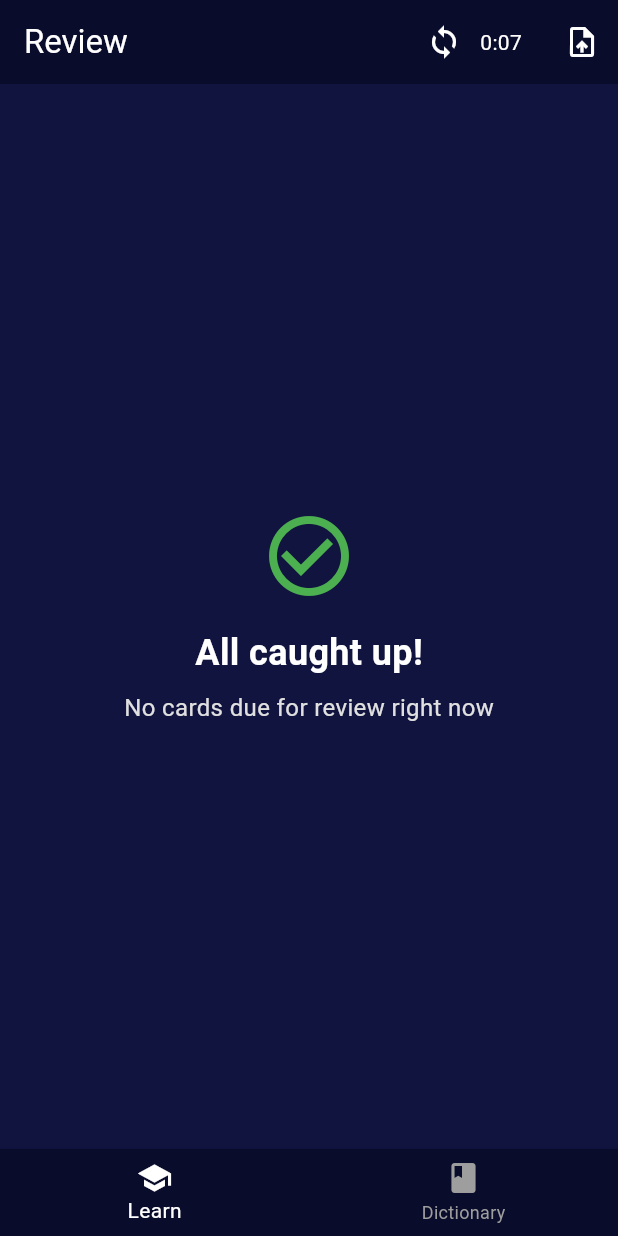
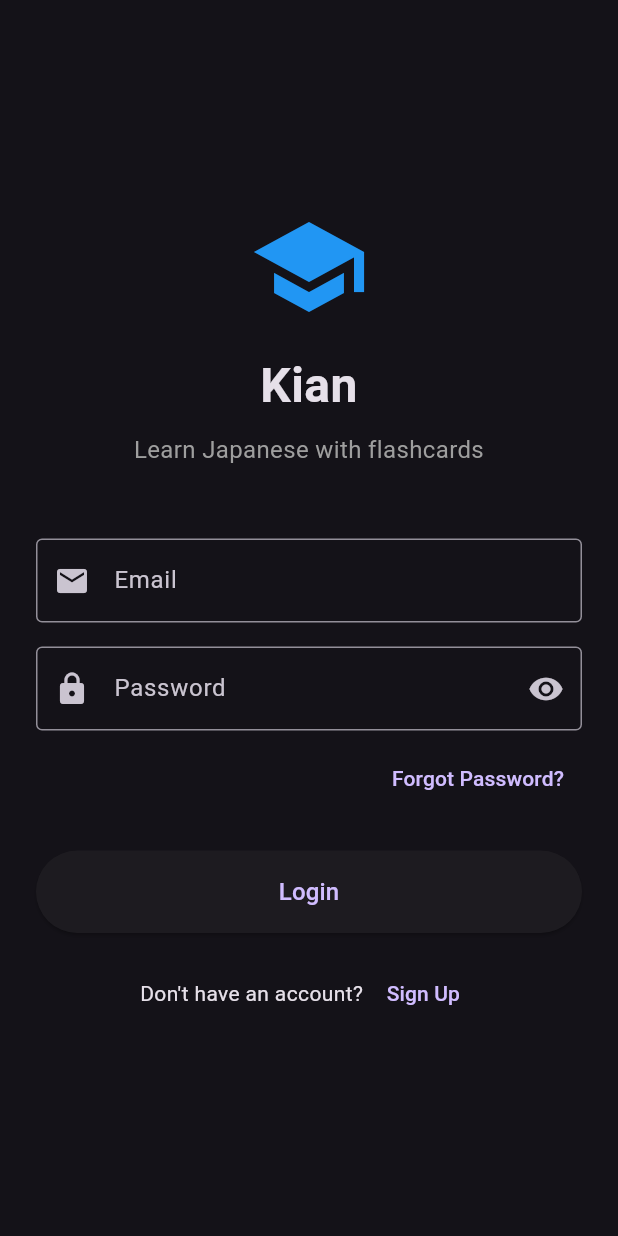
Before and after one commit to Thinhtucute/kian, a Flutter app: the screen it shows after launch, on a phone screen of 412 x 824 dp. Run offline on Flutter 3.47's test engine with Material 3 defaults, Android fonts, the phone set to English and light mode, and no system bars; our stand-ins replace flutter_dotenv, sqflite, sqflite_common_ffi, sqlite3_flutter_libs, supabase_flutter; accounts and stored records are empty.

Commit message:
auth added

```diff
--- a/lib/main.dart
+++ b/lib/main.dart
@@ -5,11 +5,13 @@ import 'package:path_provider/path_provider.dart';
 import 'package:provider/provider.dart';
 import 'screens/learn_screen.dart';
 import 'screens/dictionary_screen.dart';
+import 'screens/login_screen.dart';
 import 'helpers/dictionary_helper.dart';
 import 'helpers/fsrs/fsrs_database.dart';
 import 'helpers/fsrs_helper.dart';
 import 'models/session_model.dart';
 import 'services/cloud/supabase_service.dart';
+import 'services/cloud/auth_service.dart';
 
 void main() async {
   WidgetsFlutterBinding.ensureInitialized();
@@ -67,7 +69,37 @@ class MyApp extends StatelessWidget {
   Widget build(BuildContext context) {
     return MaterialApp(
       theme: ThemeData.dark(),
-      home: MainScreen(),
+      home: AuthWrapper(),
+    );
+  }
+}
+
+// Wrapper to handle authentication state
+class AuthWrapper extends StatelessWidget {
+  const AuthWrapper({super.key});
+
+  @override
+  Widget build(BuildContext context) {
+    return StreamBuilder(
+      stream: AuthService.authStateChanges,
+      builder: (context, snapshot) {
+        // Show loading while checking auth state
+        if (snapshot.connectionState == ConnectionState.waiting) {
+          return const Scaffold(
+            body: Center(
+              child: CircularProgressIndicator(),
+            ),
+          );
+        }
+
+        // If user is logged in, show main screen
+        if (snapshot.hasData && AuthService.isLoggedIn) {
+          return const MainScreen();
+        }
+
+        // Otherwise show login screen
+        return const LoginScreen();
+      },
     );
   }
 }
--- /dev/null
+++ b/lib/screens/login_screen.dart
@@ -0,0 +1,238 @@
+import 'package:flutter/material.dart';
+import '../services/cloud/auth_service.dart';
+import 'signup_screen.dart';
+
+class LoginScreen extends StatefulWidget {
+  const LoginScreen({super.key});
+
+  @override
+  State<LoginScreen> createState() => _LoginScreenState();
+}
+
+class _LoginScreenState extends State<LoginScreen> {
+  final _formKey = GlobalKey<FormState>();
+  final _emailController = TextEditingController();
+  final _passwordController = TextEditingController();
+  bool _isLoading = false;
+  bool _obscurePassword = true;
+
+  @override
+  void dispose() {
+    _emailController.dispose();
+    _passwordController.dispose();
+    super.dispose();
+  }
+
+  Future<void> _handleLogin() async {
+    if (!_formKey.currentState!.validate()) return;
+
+    setState(() => _isLoading = true);
+
+    try {
+      final response = await AuthService.signIn(
+        email: _emailController.text.trim(),
+        password: _passwordController.text,
+      );
+
+      if (!mounted) return;
+
+      if (response.user != null) {
+        // Login successful - navigation will be handled by auth state listener
+        ScaffoldMessenger.of(context).showSnackBar(
+          const SnackBar(content: Text('Login successful!')),
+        );
+      }
+    } catch (e) {
+      if (!mounted) return;
+      ScaffoldMessenger.of(context).showSnackBar(
+        SnackBar(
+          content: Text('Login failed: ${e.toString()}'),
+          backgroundColor: Colors.red,
+        ),
+      );
+    } finally {
+      if (mounted) {
+        setState(() => _isLoading = false);
+      }
+    }
+  }
+
+  Future<void> _handleForgotPassword() async {
+    final email = _emailController.text.trim();
+    if (email.isEmpty) {
+      ScaffoldMessenger.of(context).showSnackBar(
+        const SnackBar(content: Text('Please enter your email address')),
+      );
+      return;
+    }
+
+    try {
+      await AuthService.resetPassword(email);
+      if (!mounted) return;
+      ScaffoldMessenger.of(context).showSnackBar(
+        const SnackBar(content: Text('Password reset email sent!')),
+      );
+    } catch (e) {
+      if (!mounted) return;
+      ScaffoldMessenger.of(context).showSnackBar(
+        SnackBar(
+          content: Text('Error: ${e.toString()}'),
+          backgroundColor: Colors.red,
+        ),
+      );
+    }
+  }
+
+  @override
+  Widget build(BuildContext context) {
+    return Scaffold(
+      body: SafeArea(
+        child: Center(
+          child: SingleChildScrollView(
+            padding: const EdgeInsets.all(24.0),
+            child: Form(
+              key: _formKey,
+              child: Column(
+                mainAxisAlignment: MainAxisAlignment.center,
+                crossAxisAlignment: CrossAxisAlignment.stretch,
+                children: [
+                  // Logo or App Name
+                  const Icon(
+                    Icons.school,
+                    size: 80,
+                    color: Colors.blue,
+                  ),
+                  const SizedBox(height: 16),
+                  const Text(
+                    'Kian',
+                    style: TextStyle(
+                      fontSize: 32,
+                      fontWeight: FontWeight.bold,
+                    ),
+                    textAlign: TextAlign.center,
+                  ),
+                  const SizedBox(height: 8),
+                  const Text(
+                    'Learn Japanese with flashcards',
+                    style: TextStyle(
+                      fontSize: 16,
+                      color: Colors.grey,
+                    ),
+                    textAlign: TextAlign.center,
+                  ),
+                  const SizedBox(height: 48),
+
+                  // Email Field
+                  TextFormField(
+                    controller: _emailController,
+                    keyboardType: TextInputType.emailAddress,
+                    decoration: const InputDecoration(
+                      labelText: 'Email',
+                      prefixIcon: Icon(Icons.email),
+                      border: OutlineInputBorder(),
+                    ),
+                    validator: (value) {
+                      if (value == null || value.isEmpty) {
+                        return 'Please enter your email';
+                      }
+                      if (!value.contains('@')) {
+                        return 'Please enter a valid email';
+                      }
+                      return null;
+                    },
+                    enabled: !_isLoading,
+                  ),
+                  const SizedBox(height: 16),
+
+                  // Password Field
+                  TextFormField(
+                    controller: _passwordController,
+                    obscureText: _obscurePassword,
+                    decoration: InputDecoration(
+                      labelText: 'Password',
+                      prefixIcon: const Icon(Icons.lock),
+                      border: const OutlineInputBorder(),
+                      suffixIcon: IconButton(
+                        icon: Icon(
+                          _obscurePassword
+                              ? Icons.visibility
+                              : Icons.visibility_off,
+                        ),
+                        onPressed: () {
+                          setState(() {
+                            _obscurePassword = !_obscurePassword;
+                          });
+                        },
+                      ),
+                    ),
+                    validator: (value) {
+                      if (value == null || value.isEmpty) {
+                        return 'Please enter your password';
+                      }
+                      if (value.length < 6) {
+                        return 'Password must be at least 6 characters';
+                      }
+                      return null;
+                    },
+                    enabled: !_isLoading,
+                  ),
+                  const SizedBox(height: 8),
+
+                  // Forgot Password
+                  Align(
+                    alignment: Alignment.centerRight,
+                    child: TextButton(
+                      onPressed: _isLoading ? null : _handleForgotPassword,
+                      child: const Text('Forgot Password?'),
+                    ),
+                  ),
+                  const SizedBox(height: 24),
+
+                  // Login Button
+                  ElevatedButton(
+                    onPressed: _isLoading ? null : _handleLogin,
+                    style: ElevatedButton.styleFrom(
+                      padding: const EdgeInsets.symmetric(vertical: 16),
+                    ),
+                    child: _isLoading
+                        ? const SizedBox(
+                            height: 20,
+                            width: 20,
+                            child: CircularProgressIndicator(strokeWidth: 2),
+                          )
+                        : const Text(
+                            'Login',
+                            style: TextStyle(fontSize: 16),
+                          ),
+                  ),
+                  const SizedBox(height: 16),
+
+                  // Sign Up Link
+                  Row(
+                    mainAxisAlignment: MainAxisAlignment.center,
+                    children: [
+                      const Text("Don't have an account? "),
+                      TextButton(
+                        onPressed: _isLoading
+                            ? null
+                            : () {
+                                Navigator.push(
+                                  context,
+                                  MaterialPageRoute(
+                                    builder: (context) => const SignupScreen(),
+                                  ),
+                                );
+                              },
+                        child: const Text('Sign Up'),
+                      ),
+                    ],
+                  ),
+                ],
+              ),
+            ),
+          ),
+        ),
+      ),
+    );
+  }
+}
--- /dev/null
+++ b/lib/services/cloud/auth_service.dart
@@ -0,0 +1,67 @@
+import 'package:supabase_flutter/supabase_flutter.dart';
+import 'supabase_service.dart';
+
+class AuthService {
+  static final SupabaseClient _client = SupabaseService.client;
+
+  // Get current user
+  static User? get currentUser => _client.auth.currentUser;
+
+  // Check if user is logged in
+  static bool get isLoggedIn => currentUser != null;
+
+  // Get current user ID
+  static String? get currentUserId => currentUser?.id;
+
+  // Sign up with email and password
+  static Future<AuthResponse> signUp({
+    required String email,
+    required String password,
+    String? fullName,
+  }) async {
+    return await _client.auth.signUp(
+      email: email,
+      password: password,
+      data: fullName != null ? {'full_name': fullName} : null,
+    );
+  }
+
+  // Sign in with email and password
+  static Future<AuthResponse> signIn({
+    required String email,
+    required String password,
+  }) async {
+    return await _client.auth.signInWithPassword(
+      email: email,
+      password: password,
+    );
+  }
+
+  // Sign out
+  static Future<void> signOut() async {
+    await _client.auth.signOut();
+  }
+
+  // Reset password
+  static Future<void> resetPassword(String email) async {
+    await _client.auth.resetPasswordForEmail(email);
+  }
+
+  // Update password
+  static Future<UserResponse> updatePassword(String newPassword) async {
+    return await _client.auth.updateUser(
+      UserAttributes(password: newPassword),
+    );
+  }
+
+  // Listen to auth state changes
+  static Stream<AuthState> get authStateChanges => _client.auth.onAuthStateChange;
+
+  // Get user session
+  static Session? get currentSession => _client.auth.currentSession;
+
+  // Refresh session
+  static Future<AuthResponse> refreshSession() async {
+    return await _client.auth.refreshSession();
+  }
+}
```
Also changed, not shown: lib/screens/learn_screen.dart (+66 -0 lines), lib/screens/signup_screen.dart (added, +256 -0 lines), lib/services/cloud/sync_manager.dart (+20 -5 lines), lib/services/cloud/sync_service.dart (+52 -8 lines), 3 other files.
